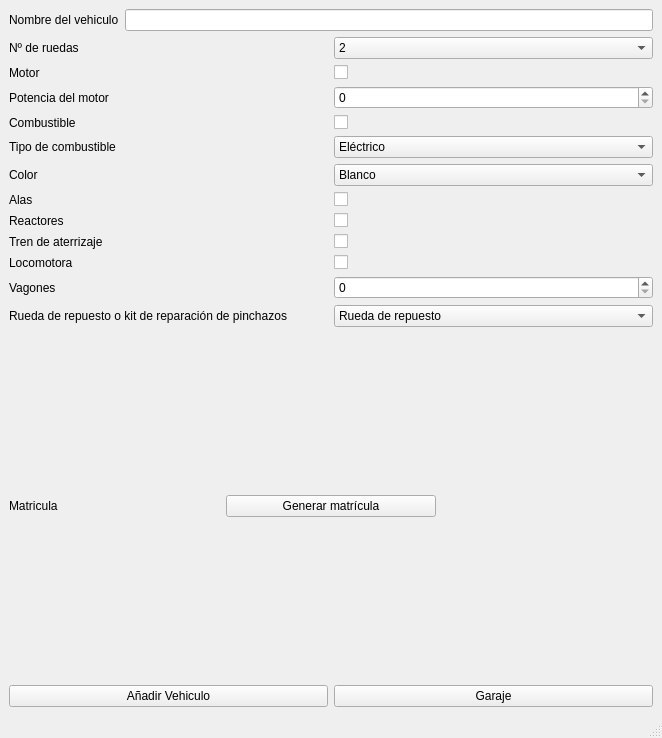
This is mainwindow.ui in MarioLopB/practica2ARCO as Qt 5 draws it before an edit. The edited form follows.
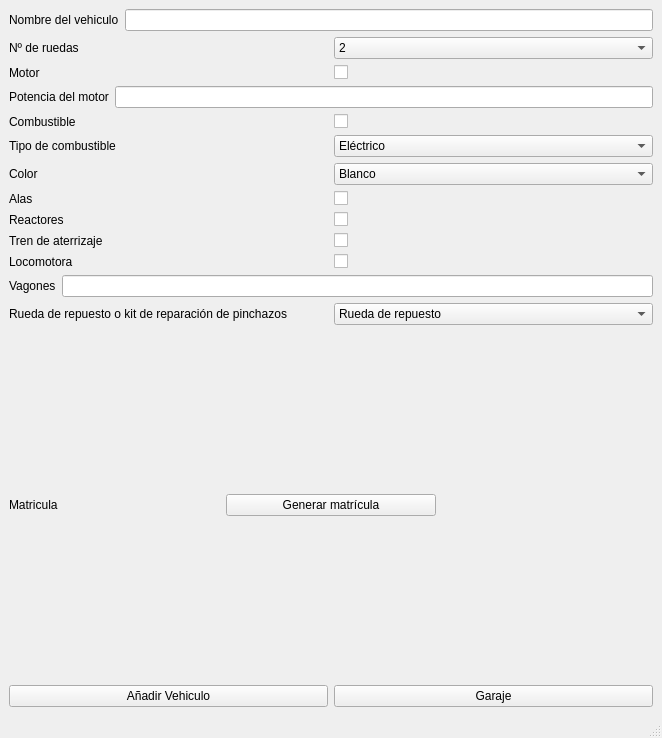
This is the edited form.

```diff
--- a/mainwindow.ui
+++ b/mainwindow.ui
@@ -99,7 +99,7 @@
          </widget>
         </item>
         <item>
-         <widget class="QSpinBox" name="PotenciaI"/>
+         <widget class="QLineEdit" name="PotenciaI"/>
         </item>
        </layout>
       </item>
@@ -288,7 +288,7 @@
          </widget>
         </item>
         <item>
-         <widget class="QSpinBox" name="VagonesI"/>
+         <widget class="QLineEdit" name="VagonesI"/>
         </item>
        </layout>
       </item>
```
